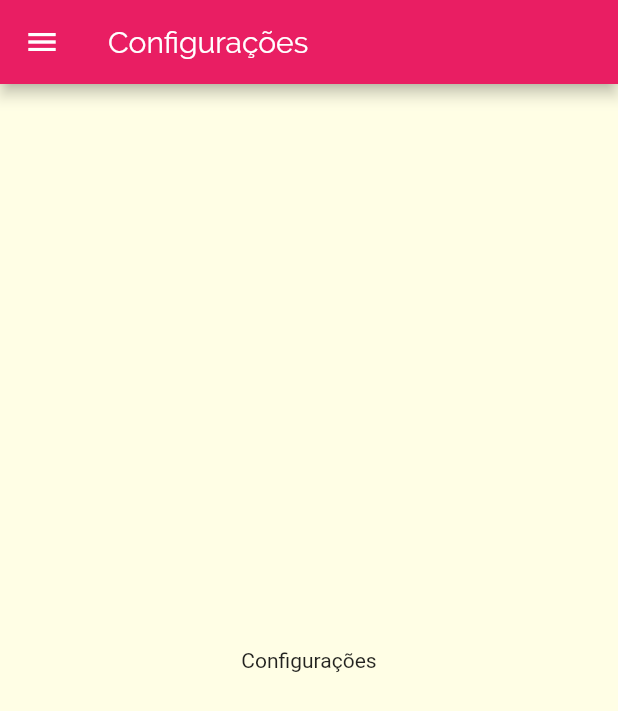
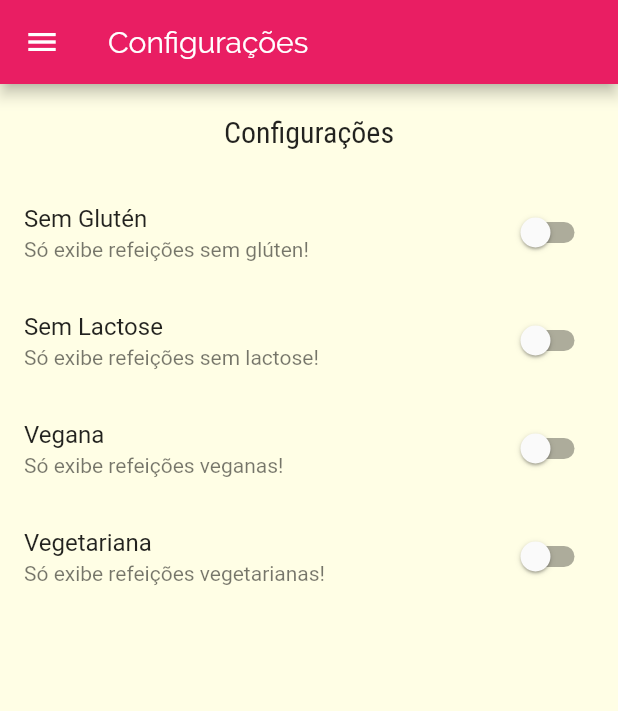
Before and after one commit to dhiegogoncalves/delimeals_flutter, a Flutter app: the SettingsScreen screen opened by its route, on a phone screen of 412 x 824 dp. Shown: the top 711 px of the screen. Run offline on Flutter 3.47's test engine with Material 2 defaults, Android fonts, the phone set to English and light mode, and no system bars; network calls fail.

Commit message:
Implementação da tela de settings.

```diff
--- /dev/null
+++ b/lib/models/settings.dart
@@ -0,0 +1,13 @@
+class Settings {
+  bool isGlutenFree;
+  bool isLactoseFree;
+  bool isVegan;
+  bool isVegetarian;
+
+  Settings({
+    this.isGlutenFree = false,
+    this.isLactoseFree = false,
+    this.isVegan = false,
+    this.isVegetarian = false,
+  });
+}
--- a/lib/screens/meal_detail_screen.dart
+++ b/lib/screens/meal_detail_screen.dart
@@ -90,7 +90,7 @@ class MealDetailScreen extends StatelessWidget {
       ),
       floatingActionButton: FloatingActionButton(
         onPressed: () {
-          Navigator.of(context).pop();
+          Navigator.of(context).pop(meal);
         },
         child: Icon(Icons.star),
       ),
--- a/lib/screens/settings_screen.dart
+++ b/lib/screens/settings_screen.dart
@@ -1,7 +1,29 @@
 import 'package:flutter/material.dart';
 import 'package:meals/components/main_drawer.dart';
+import 'package:meals/models/settings.dart';
 
-class SettingsScreen extends StatelessWidget {
+class SettingsScreen extends StatefulWidget {
+  @override
+  _SettingsScreenState createState() => _SettingsScreenState();
+}
+
+class _SettingsScreenState extends State<SettingsScreen> {
+  var settings = Settings();
+
+  Widget _createSwitch(
+    String title,
+    String subtitle,
+    bool value,
+    Function onChange,
+  ) {
+    return SwitchListTile.adaptive(
+      title: Text(title),
+      subtitle: Text(subtitle),
+      value: value,
+      onChanged: onChange,
+    );
+  }
+
   @override
   Widget build(BuildContext context) {
     return Scaffold(
@@ -9,8 +31,46 @@ class SettingsScreen extends StatelessWidget {
         title: Text('Configurações'),
       ),
       drawer: MainDrawer(),
-      body: Center(
-        child: Text('Configurações'),
+      body: Column(
+        children: [
+          Container(
+            padding: EdgeInsets.all(20),
+            child: Text(
+              'Configurações',
+              style: Theme.of(context).textTheme.headline6,
+            ),
+          ),
+          Expanded(
+            child: ListView(
+              children: [
+                _createSwitch(
+                  'Sem Glutén',
+                  'Só exibe refeições sem glúten!',
+                  settings.isGlutenFree,
+                  (value) => setState(() => settings.isGlutenFree = value),
+                ),
+                _createSwitch(
+                  'Sem Lactose',
+                  'Só exibe refeições sem lactose!',
+                  settings.isLactoseFree,
+                  (value) => setState(() => settings.isLactoseFree = value),
+                ),
+                _createSwitch(
+                  'Vegana',
+                  'Só exibe refeições veganas!',
+                  settings.isVegan,
+                  (value) => setState(() => settings.isVegan = value),
+                ),
+                _createSwitch(
+                  'Vegetariana',
+                  'Só exibe refeições vegetarianas!',
+                  settings.isVegetarian,
+                  (value) => setState(() => settings.isVegetarian = value),
+                ),
+              ],
+            ),
+          ),
+        ],
       ),
     );
   }
```
